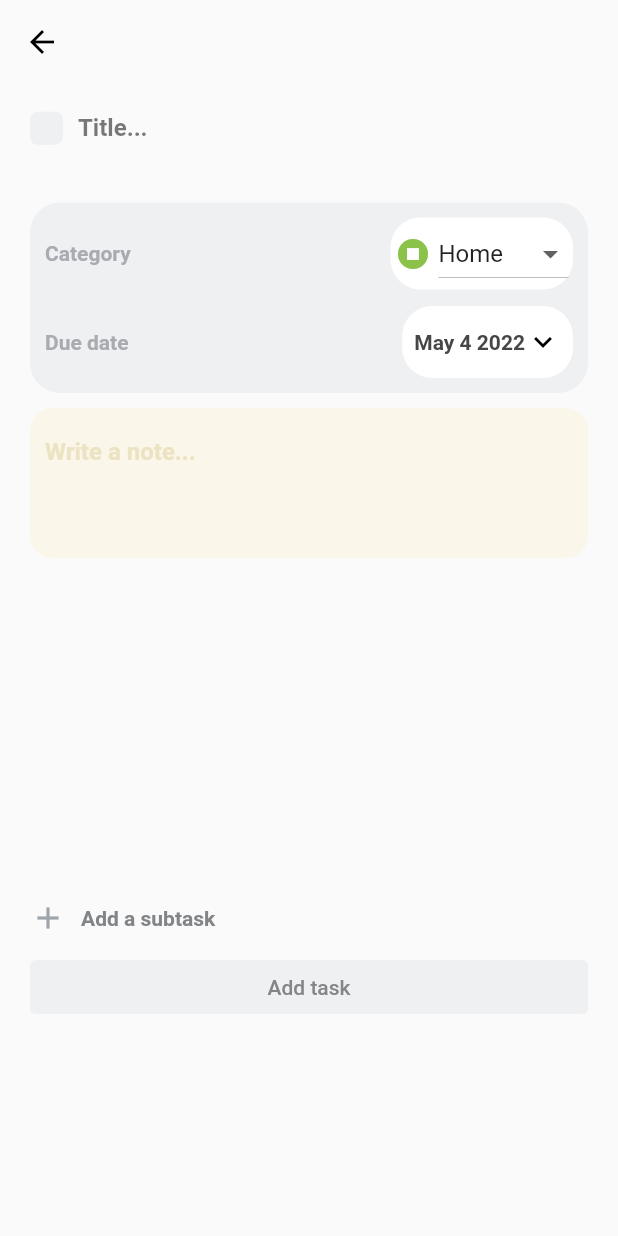
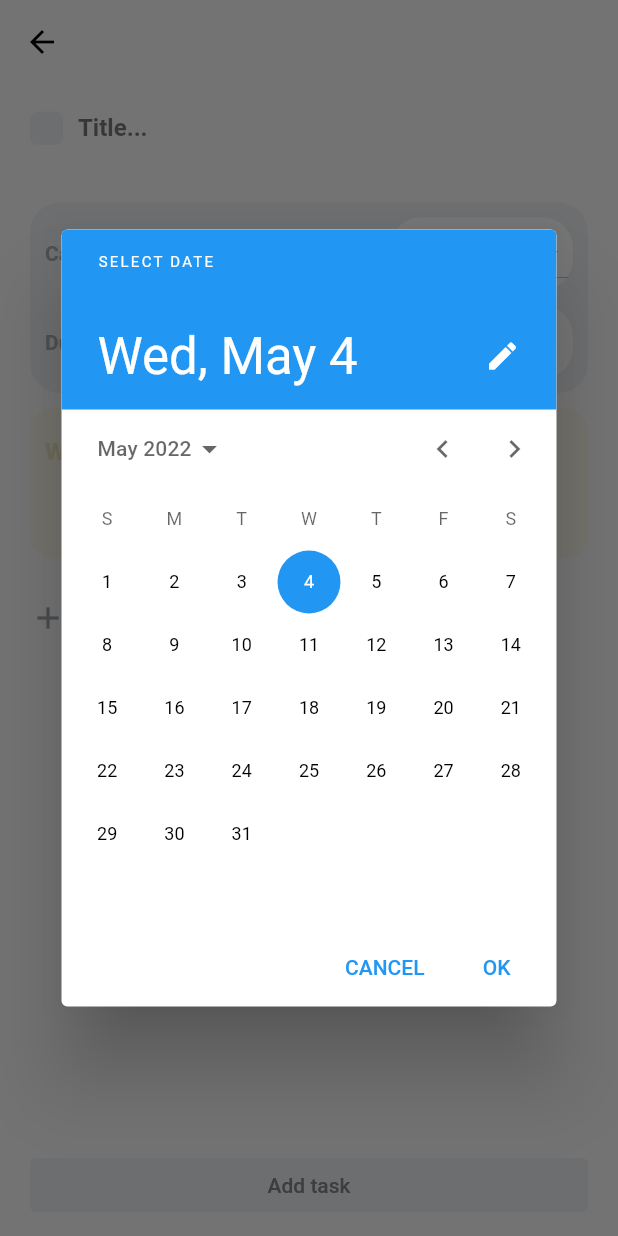
Before and after one commit to Kiyo99/todo, a Flutter app: the NewTask screen opened directly, after a tap on an icon or button, on a phone screen of 412 x 824 dp. Run offline on Flutter 3.47's test engine with Material 2 defaults, Android fonts, the phone set to English and light mode, and no system bars; our stand-ins replace cloud_firestore, emoji_picker_flutter, firebase_core, flutter_hooks; accounts and stored records are empty.

```diff
--- a/lib/presentation/new_task.dart
+++ b/lib/presentation/new_task.dart
@@ -6,7 +6,6 @@ import 'package:flutter/widgets.dart';
 import 'package:flutter_hooks/flutter_hooks.dart';
 import 'package:todo/presentation/box_component.dart';
 import 'package:todo/presentation/tile.dart';
-import 'package:flutter_datetime_picker/flutter_datetime_picker.dart';
 import 'package:intl/intl.dart';
 import 'package:cloud_firestore/cloud_firestore.dart';
 
@@ -20,6 +19,8 @@ class NewTask extends HookWidget {
   //Firestore items
   String title = '';
   String desc = '';
+  DateTime? selectedd = DateTime.now();
+  List<Map> myList = <Map>[];
 
   @override
   Widget build(BuildContext context) {
@@ -34,9 +35,12 @@ class NewTask extends HookWidget {
         foregroundColor: Colors.black,
         elevation: 0,
       ),
-      body: SingleChildScrollView(
-        child: Container(
+      body: Container(
         padding: EdgeInsets.fromLTRB(20, 0, 20, 10),
+        child: Column(
+          children: [
+            Expanded(
+              child: SingleChildScrollView(
                 child: Column(
                   children: [
                     Row(
@@ -94,7 +98,8 @@ class NewTask extends HookWidget {
                                     color: Colors.white,
                                   ),
                                   child: Row(
-                              mainAxisAlignment: MainAxisAlignment.spaceEvenly,
+                                    mainAxisAlignment:
+                                        MainAxisAlignment.spaceEvenly,
                                     children: [
                                       Icon(Icons.stop_circle,
                                           color: Colors.lightGreen),
@@ -140,20 +145,13 @@ class NewTask extends HookWidget {
                                 // padding: EdgeInsets.all(3),
                                 child: TextButton(
                                     style: ButtonStyle(),
-                              onPressed: () {
-                                DatePicker.showDatePicker(context,
-                                    showTitleActions: true,
-                                    minTime: DateTime(2010, 01, 01),
-                                    maxTime: DateTime(2049, 12, 31),
-                                    onChanged: (date) {
-                                  print('change $date');
-                                  _selectedDay.value = date;
-                                }, onConfirm: (date) {
-                                  print('confirm $date');
-                                  _selectedDay.value = date;
-                                },
-                                    currentTime: DateTime.now(),
-                                    locale: LocaleType.en);
+                                    onPressed: () async {
+                                      final selected = await showDatePicker(
+                                          context: context,
+                                          initialDate: DateTime.now(),
+                                          firstDate: DateTime(2010, 01, 01),
+                                          lastDate: DateTime(2049, 12, 31));
+                                      _selectedDay.value = selected!;
                                     },
                                     child: Row(
                                       mainAxisAlignment:
@@ -163,14 +161,17 @@ class NewTask extends HookWidget {
                                           DateFormat(DateFormat.ABBR_MONTH)
                                                   .format(_selectedDay.value) +
                                               ' ' +
-                                        _selectedDay.value.day.toString() +
+                                              _selectedDay.value.day
+                                                  .toString() +
                                               ' ' +
-                                        _selectedDay.value.year.toString(),
+                                              _selectedDay.value.year
+                                                  .toString(),
                                           style: TextStyle(
                                               color: Color(0xff464646),
                                               fontWeight: FontWeight.bold),
                                         ),
-                                  const Icon(Icons.keyboard_arrow_down_outlined,
+                                        const Icon(
+                                            Icons.keyboard_arrow_down_outlined,
                                             color: Colors.black),
                                       ],
                                     )),
@@ -202,9 +203,7 @@ class NewTask extends HookWidget {
                       ),
                     ),
                     SizedBox(height: 8),
-              SizedBox(
-                height: 200,
-                child: ListView.builder(
+                    ListView.builder(
                         scrollDirection: Axis.vertical,
                         shrinkWrap: true,
                         itemBuilder: (context, index) {
@@ -214,7 +213,6 @@ class NewTask extends HookWidget {
                           );
                         },
                         itemCount: tileTitle.value.length),
-              ),
                     SizedBox(height: 20),
                     GestureDetector(
                       onTap: () {
@@ -223,20 +221,21 @@ class NewTask extends HookWidget {
                             context: context,
                             builder: (BuildContext context) {
                               return Container(
-                          height: 800,
+                                height: 700,
                                 color: Color(0xffECE3C3),
                                 child: Center(
                                   child: SingleChildScrollView(
                                     child: Column(
-                                mainAxisAlignment: MainAxisAlignment.center,
+                                      mainAxisAlignment:
+                                          MainAxisAlignment.center,
                                       mainAxisSize: MainAxisSize.min,
                                       children: <Widget>[
                                         TextField(
-                                    onSubmitted: (String value) {
+                                          onChanged: (String value) {
                                             SingleTileTitle.value = value;
                                           },
                                           textAlign: TextAlign.center,
-                                    decoration: InputDecoration(
+                                          decoration: const InputDecoration(
                                               border: InputBorder.none,
                                               labelText: 'SubTitle...',
                                               labelStyle: TextStyle(
@@ -246,12 +245,19 @@ class NewTask extends HookWidget {
                                         ElevatedButton(
                                           child: const Text('Add subtask'),
                                           onPressed: () {
-                                      if (SingleTileTitle.value == null){
+                                            if (SingleTileTitle.value == null) {
                                               Navigator.pop(context);
-                                      }
-                                      else {
-                                        tileTitle.value = tileTitle.value.toList()
+                                            } else {
+                                              tileTitle.value = tileTitle.value
+                                                  .toList()
                                                 ..add(SingleTileTitle.value);
+
+                                              myList.add({
+                                                tileTitle.value: SmallTile.checkStatuss
+                                              });
+
+                                              print('LIsssssssssss: $myList');
+
                                               Navigator.pop(context);
                                             }
                                           },
@@ -264,7 +270,6 @@ class NewTask extends HookWidget {
                             });
                       },
                       child: Row(
-                  mainAxisAlignment: MainAxisAlignment.start,
                         children: const [
                           Icon(Icons.add, color: Color(0xffA0A5AB)),
                           SizedBox(width: 10),
@@ -278,51 +283,14 @@ class NewTask extends HookWidget {
                       ),
                       // child: IconButton(onPressed: (){}, icon: Icon(Icons.add, color: Color(0xffA0A5AB))),
                     ),
-              Align(
-                alignment: Alignment.bottomCenter,
-                child: Column(
+                  ],
+                ),
+              ),
+            ),
+            Column(
               mainAxisAlignment: MainAxisAlignment.end,
               crossAxisAlignment: CrossAxisAlignment.center,
               children: [
-                    // Container(
-                    //     decoration: BoxDecoration(
-                    //         color: Colors.white,
-                    //         borderRadius: BorderRadius.circular(10),
-                    //         border: Border.all(color: _color)),
-                    //     padding: EdgeInsets.all(5),
-                    //     child: Row(
-                    //       children: const [
-                    //         Icon(Icons.insert_drive_file_outlined,
-                    //             color: Color(0xff828588)),
-                    //         SizedBox(width: 5),
-                    //         Text(
-                    //           'Logo manual.pdf',
-                    //           style: TextStyle(
-                    //               color: Color(0xff828588),
-                    //               fontWeight: FontWeight.bold),
-                    //         ),
-                    //       ],
-                    //     )),
-                    // SizedBox(height: 10),
-                    // Container(
-                    //     decoration: BoxDecoration(
-                    //         borderRadius: BorderRadius.circular(10),
-                    //         color: Colors.white,
-                    //         border: Border.all(color: _color)),
-                    //     padding: EdgeInsets.all(5),
-                    //     child: Row(
-                    //       children: const [
-                    //         Icon(Icons.insert_drive_file_outlined,
-                    //             color: Color(0xff828588)),
-                    //         SizedBox(width: 5),
-                    //         Text(
-                    //           'Logo manual.pdf',
-                    //           style: TextStyle(
-                    //               color: Color(0xff828588),
-                    //               fontWeight: FontWeight.bold),
-                    //         ),
-                    //       ],
-                    //     )),
                 SizedBox(height: 10),
                 Row(
                   mainAxisAlignment: MainAxisAlignment.spaceEvenly,
@@ -330,16 +298,15 @@ class NewTask extends HookWidget {
                     Expanded(
                       child: TextButton(
                           style: ButtonStyle(
-                                  backgroundColor: MaterialStateProperty.all(
-                                      Color(0xffEEF0F2))),
+                              backgroundColor:
+                                  MaterialStateProperty.all(Color(0xffEEF0F2))),
                           onPressed: () {
                             _showToast(context, 'Uploading...');
 
                             Map<String, Object> db = new Map();
                             db['Title'] = title;
                             db['Description'] = desc;
-                                db['Due date'] =
-                                    DateFormat(DateFormat.ABBR_MONTH)
+                            db['Due date'] = DateFormat(DateFormat.ABBR_MONTH)
                                     .format(_selectedDay.value) +
                                 ' ' +
                                 _selectedDay.value.day.toString() +
@@ -363,27 +330,11 @@ class NewTask extends HookWidget {
                             style: TextStyle(color: _color2),
                           )),
                     ),
-                        // SizedBox(
-                        //   width: 10,
-                        // ),
-                        // Expanded(
-                        //   child: TextButton(
-                        //       style: ButtonStyle(
-                        //           backgroundColor: MaterialStateProperty.all(
-                        //               Color(0xffFCF0F0))),
-                        //       onPressed: () {},
-                        //       child: Text(
-                        //         'Delete task',
-                        //         style: TextStyle(color: Color(0xffD38394)),
-                        //       )),
-                        // ),
                   ],
                 ),
               ],
             ),
-              ),
           ],
-          ),
         ),
       ),
     );
--- a/lib/presentation/tile.dart
+++ b/lib/presentation/tile.dart
@@ -5,10 +5,11 @@ class SmallTile extends HookWidget {
   SmallTile({Key? key, required this.title});
 
   final String title;
+  static late bool checkStatuss = false;
   @override
   Widget build(BuildContext context) {
 
-    final checkStatus = useState(false);
+    final checkStatus = useState(checkStatuss);
 
     Color _color = Color(0xff828588);
     return Row(
@@ -26,6 +27,7 @@ class SmallTile extends HookWidget {
             activeColor: Colors.black,
             onChanged: (bool? newValue) {
                 checkStatus.value = newValue!;
+                checkStatuss = true;
                 print('New value: $newValue');
                 print('ini: ${checkStatus.value}');
             },
--- a/pubspec.yaml
+++ b/pubspec.yaml
@@ -30,7 +30,6 @@ dependencies:
   flutter:
     sdk: flutter
   emoji_picker_flutter: ^1.1.2
-  flutter_datetime_picker: ^1.5.1
   intl: ^0.17.0
   firebase_core: ^1.15.0
   cloud_firestore: ^3.1.13
@@ -40,6 +39,7 @@ dependencies:
   # The following adds the Cupertino Icons font to your application.
   # Use with the CupertinoIcons class for iOS style icons.
   cupertino_icons: ^1.0.2
+  flutter_platform_widgets: ^1.20.0
 
 dev_dependencies:
   flutter_test:
```
Also changed, not shown: lib/main.dart (+22 -2 lines), lib/presentation/view_task.dart (+55 -91 lines), pubspec.lock. Lines whose indentation alone changed are shown as unchanged.
